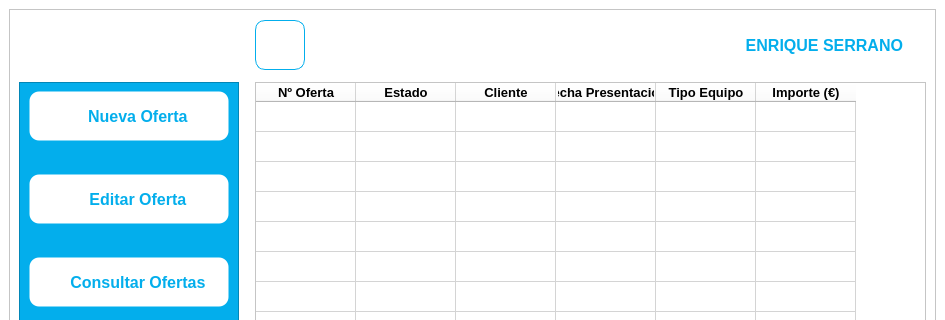
First picture: the form in UI_Files/App_Comercial.ui, repository e-serrano/ERP_EIPSA, before the edit; both pictures show x 0 to 945 and y 0 to 320 of the 945 by 860 pixel window.
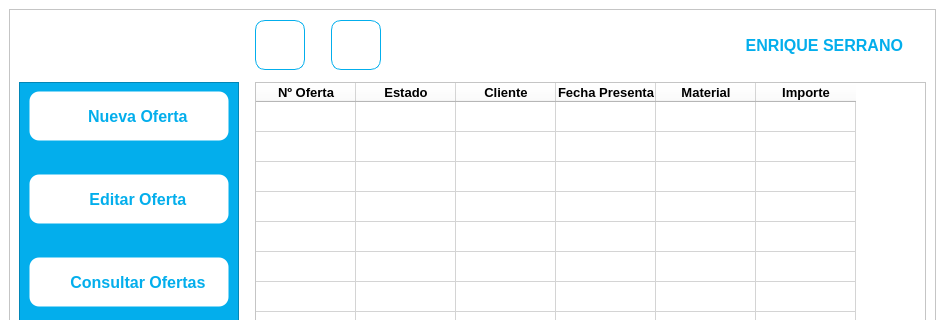
Second picture: the form after the edit. Icons and pictures are not drawn.

What changed in the file:
```diff
--- a/UI_Files/App_Comercial.ui
+++ b/UI_Files/App_Comercial.ui
@@ -144,6 +144,78 @@
              </property>
             </widget>
            </item>
+           <item>
+            <spacer name="hSpacer4">
+             <property name="orientation">
+              <enum>Qt::Horizontal</enum>
+             </property>
+             <property name="sizeType">
+              <enum>QSizePolicy::Fixed</enum>
+             </property>
+             <property name="sizeHint" stdset="0">
+              <size>
+               <width>20</width>
+               <height>20</height>
+              </size>
+             </property>
+            </spacer>
+           </item>
+           <item>
+            <widget class="QPushButton" name="Button_Graphs">
+             <property name="minimumSize">
+              <size>
+               <width>50</width>
+               <height>50</height>
+              </size>
+             </property>
+             <property name="maximumSize">
+              <size>
+               <width>50</width>
+               <height>50</height>
+              </size>
+             </property>
+             <property name="styleSheet">
+              <string notr="true">QPushButton{
+	border: 1px solid transparent;
+	border-color: rgb(3, 174, 236);
+	box-sizing: border-box;
+	background-color: rgb(255, 255, 255);
+	border-radius: 10px;
+}
+
+QPushButton:hover{
+	border: 1px solid transparent;
+	border-color: rgb(0, 0, 0);
+	color: rgb(0,0,0);
+	box-sizing: border-box;
+	background-color: rgb(255, 255, 255);
+	border-radius: 10px;
+}
+
+QPushButton:pressed{
+	border: 1px solid transparent;
+	border-color: rgb(0, 0, 0);
+	color: rgb(0,0,0);
+	box-sizing: border-box;
+	background-color: rgb(200, 200, 200);
+	border-radius: 10px;
+}</string>
+             </property>
+             <property name="text">
+              <string/>
+             </property>
+             <property name="icon">
+              <iconset>
+               <normaloff>//nas01/DATOS/Comunes/EIPSA-ERP/button_icons/Chart.png</normaloff>//nas01/DATOS/Comunes/EIPSA-ERP/button_icons/Chart.png</iconset>
+             </property>
+             <property name="iconSize">
+              <size>
+               <width>40</width>
+               <height>40</height>
+              </size>
+             </property>
+            </widget>
+           </item>
            <item>
             <spacer name="hSpacer1">
              <property name="orientation">
@@ -758,10 +830,13 @@
                   <bold>true</bold>
                  </font>
                 </property>
+                <property name="textAlignment">
+                 <set>AlignLeading|AlignVCenter</set>
+                </property>
                </column>
                <column>
                 <property name="text">
-                 <string>Tipo Equipo</string>
+                 <string>Material</string>
                 </property>
                 <property name="font">
                  <font>
@@ -772,7 +847,7 @@
                </column>
                <column>
                 <property name="text">
-                 <string>Importe (€)</string>
+                 <string>Importe</string>
                 </property>
                 <property name="font">
                  <font>
@@ -782,6 +857,9 @@
                 </property>
                </column>
                <item row="0" column="0">
+                <property name="text">
+                 <string/>
+                </property>
                 <property name="textAlignment">
                  <set>AlignCenter</set>
                 </property>
```
Left out of the diff: 2 changed lines with no effect on the pictures.
